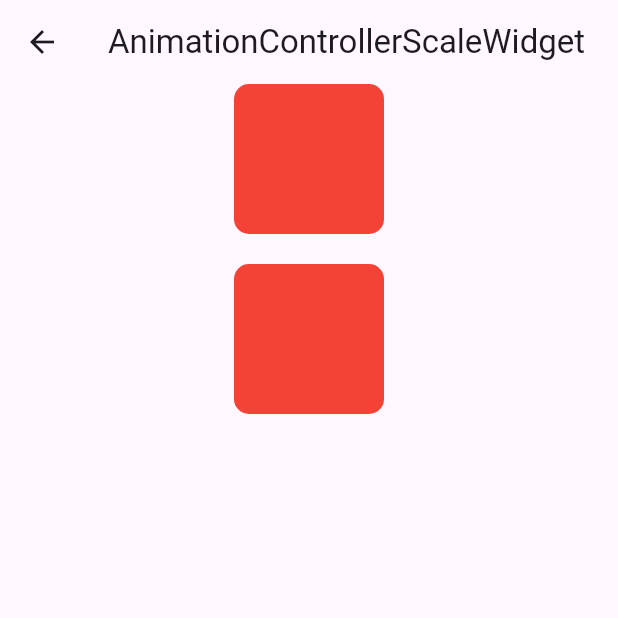
After one commit to imajoriri/motion_app, a Flutter app: the screen it shows after launch, after a tap on "intervalを使った実装", on a phone screen of 412 x 824 dp, the top half of it. The commit adds this screen. Run offline on Flutter 3.47's test engine with Material 2 defaults, Android fonts, the phone set to English and light mode, and no system bars; our stand-ins replace flutter_hooks.

Commit message:
interval追加

```diff
--- a/lib/main.dart
+++ b/lib/main.dart
@@ -6,6 +6,7 @@ import 'package:motion_app/screens/animation_controller_scale_widget_screen.dart
 import 'package:motion_app/screens/animation_screen.dart';
 import 'package:motion_app/screens/custome_tween_widget_screen.dart';
 import 'package:motion_app/screens/easing_screen.dart';
+import 'package:motion_app/screens/interval_animation_widget_screen.dart';
 import 'package:motion_app/screens/picture_in_picture_screen.dart';
 import 'package:motion_app/screens/scale_transition_widget_screen.dart';
 import 'package:motion_app/screens/spring_animation_screen.dart';
@@ -176,6 +177,17 @@ class _MyHomePageState extends State<MyHomePage> {
               ),
             ),
           ),
+          CupertinoListTile(
+            title: const Text('intervalを使った実装'),
+            trailing: const CupertinoListTileChevron(),
+            onTap: () => Navigator.of(context).push(
+              CupertinoPageRoute<void>(
+                builder: (BuildContext context) {
+                  return const IntervalAnimationWidgetScreen();
+                },
+              ),
+            ),
+          ),
         ],
       ),
       floatingActionButton: FloatingActionButton(
--- /dev/null
+++ b/lib/screens/interval_animation_widget_screen.dart
@@ -0,0 +1,99 @@
+import 'package:flutter/material.dart';
+
+class IntervalAnimationWidgetScreen extends StatefulWidget {
+  const IntervalAnimationWidgetScreen({Key? key}) : super(key: key);
+
+  @override
+  // ignore: library_private_types_in_public_api
+  _IntervalAnimationWidgetScreenState createState() =>
+      _IntervalAnimationWidgetScreenState();
+}
+
+class _IntervalAnimationWidgetScreenState
+    extends State<IntervalAnimationWidgetScreen>
+    with SingleTickerProviderStateMixin {
+  late final AnimationController controller;
+  late final Animation animation;
+  late final Animation intervalAnimation;
+
+  @override
+  void initState() {
+    super.initState();
+    controller = AnimationController(
+      duration: const Duration(milliseconds: 500),
+      vsync: this,
+    )..addListener(() {
+        setState(() {});
+      });
+
+    animation = controller.drive(Tween(begin: 1.0, end: 0.5));
+    intervalAnimation = controller
+        // 0.7~1.0の間でアニメーションを行う。少し遅れてアニメーションを開始する
+        .drive(CurveTween(curve: const Interval(0.7, 1.0)))
+        .drive(Tween(begin: 1.0, end: 0.5));
+  }
+
+  @override
+  void dispose() {
+    controller.dispose();
+    super.dispose();
+  }
+
+  @override
+  Widget build(BuildContext context) {
+    return Scaffold(
+      appBar: AppBar(
+        title: const Text('AnimationControllerScaleWidget'),
+      ),
+      body: Center(
+        child: Column(
+          children: [
+            Transform.scale(
+              scale: intervalAnimation.value,
+              child: Container(
+                width: 100,
+                height: 100,
+                decoration: BoxDecoration(
+                  color: Colors.red,
+                  borderRadius: BorderRadius.circular(10),
+                ),
+              ),
+            ),
+            const SizedBox(height: 20),
+            Transform.scale(
+              scale: animation.value,
+              child: GestureDetector(
+                onTapDown: (details) {
+                  controller.forward();
+                },
+                onTapUp: (details) {
+                  controller.reverse();
+                },
+                onTapCancel: () {
+                  controller.reverse();
+                },
+                onTap: () {
+                  // 500ms後にSnackBarを表示
+                  Future.delayed(const Duration(milliseconds: 500), () {
+                    const snackBar = SnackBar(
+                      content: Text('tapped!!'),
+                    );
+                    ScaffoldMessenger.of(context).showSnackBar(snackBar);
+                  });
+                },
+                child: Container(
+                  width: 100,
+                  height: 100,
+                  decoration: BoxDecoration(
+                    color: Colors.red,
+                    borderRadius: BorderRadius.circular(10),
+                  ),
+                ),
+              ),
+            ),
+          ],
+        ),
+      ),
+    );
+  }
+}
```
